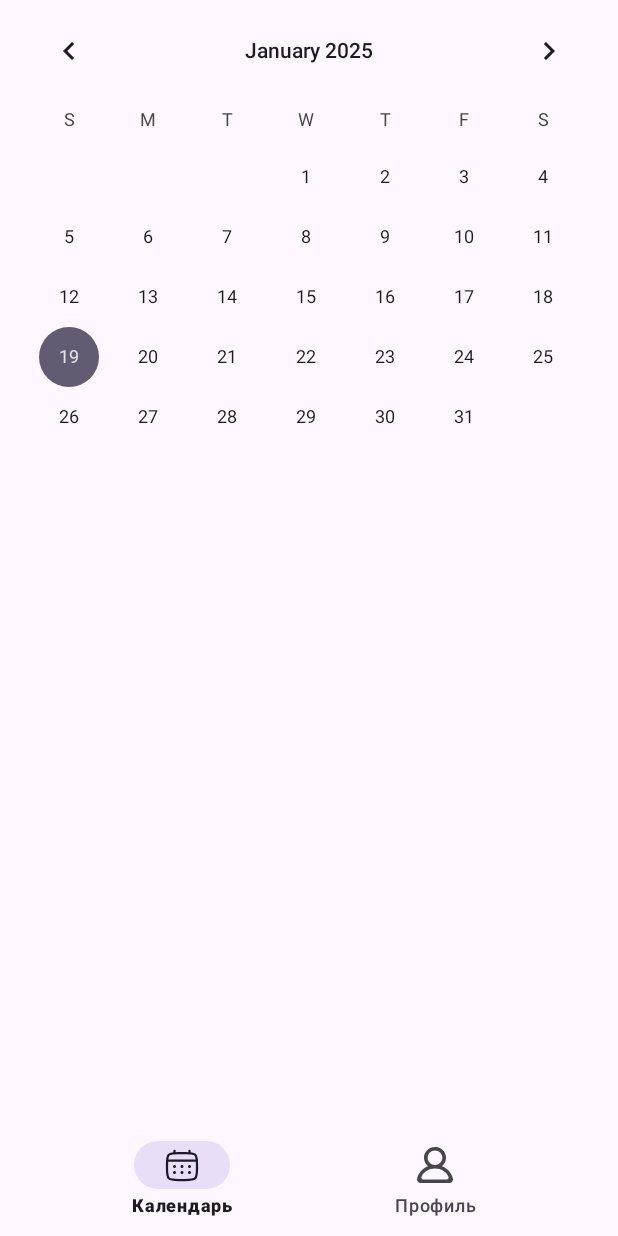
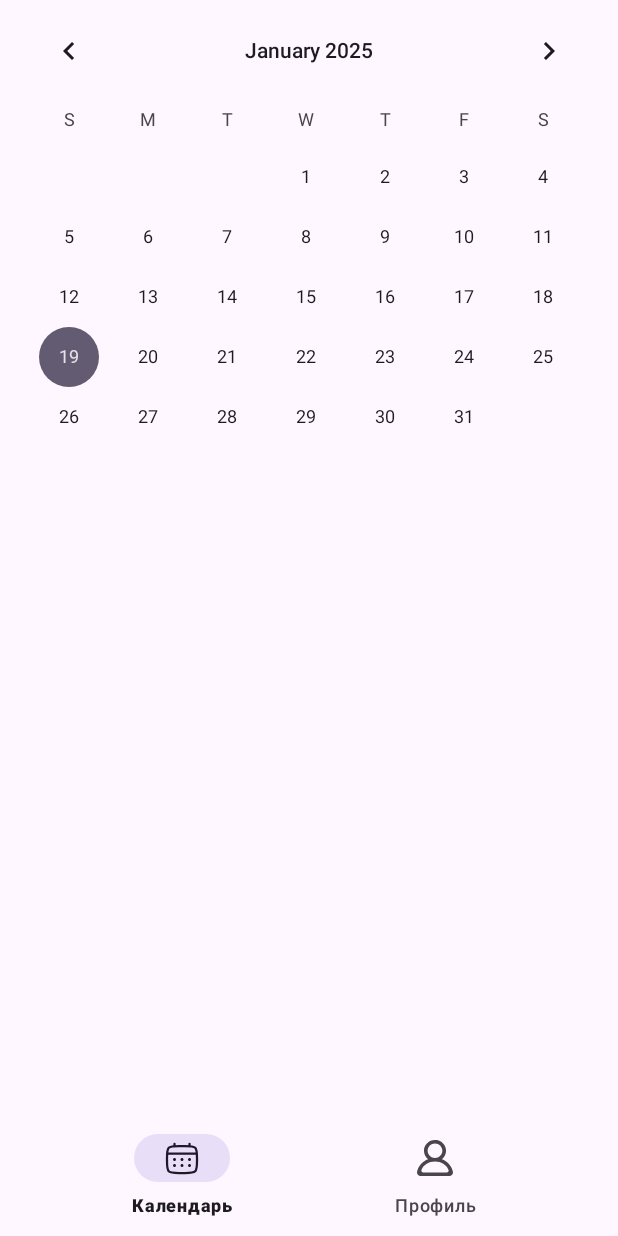
Before and after one commit to Katrinadevlop/TheElephant, an Android app: the NavigationButton screen opened through its navigation route, on a phone screen of 412 x 824 dp. Run offline under Robolectric (Android 15) with nearby library versions, the phone set to English and light mode, and no system bars; our stand-ins replace Room's generated code.

Commit message:
Меню адаптировано под все экраны

```diff
--- a/app/src/main/res/layout/fragment_navigation_button.xml
+++ b/app/src/main/res/layout/fragment_navigation_button.xml
@@ -20,7 +20,7 @@
     <com.google.android.material.bottomnavigation.BottomNavigationView
         android:id="@+id/bottomNavigationView"
         android:layout_width="match_parent"
-        android:layout_height="75dp"
+        android:layout_height="wrap_content"
         android:background="@android:color/transparent"
         app:layout_constraintBottom_toBottomOf="parent"
         app:layout_constraintEnd_toEndOf="parent"
```
